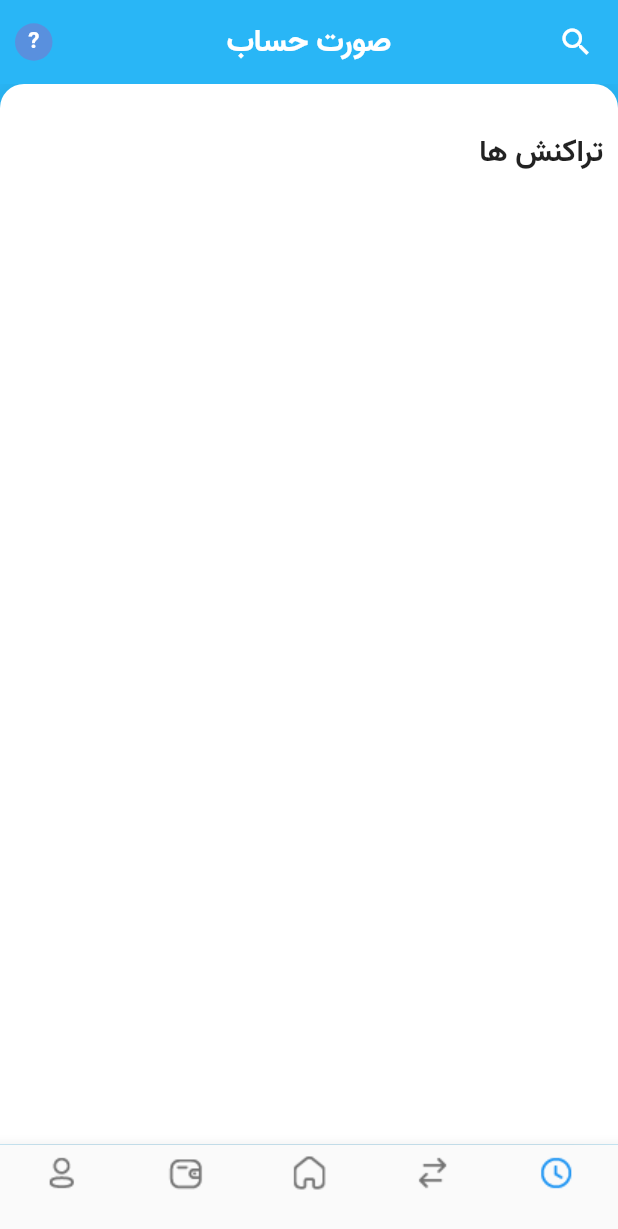
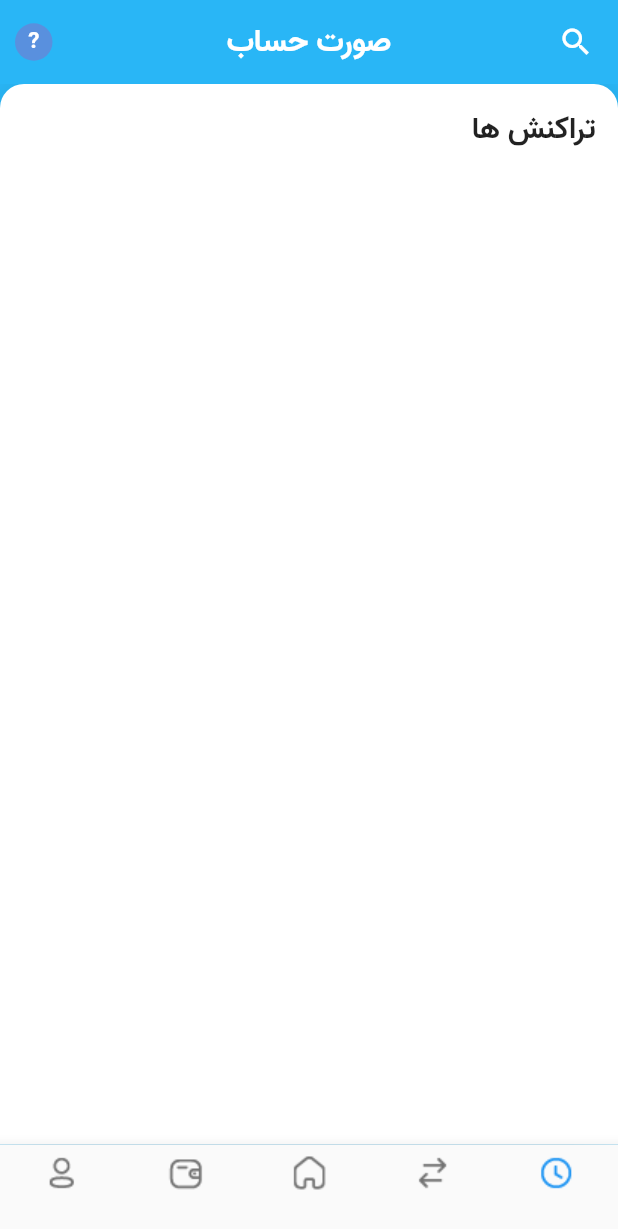
Before and after one commit to aliazimoshan/BluBank, a Flutter app: the TransactionListScreen screen opened directly, on a phone screen of 412 x 824 dp. Shown: the top 1229 px of the screen. Run offline on Flutter 3.47's test engine with Material 2 defaults, Android fonts, the phone set to English and light mode, and no system bars; drawn by our look-alikes of sliding_sheet; our stand-ins replace flip_card.

Commit message:
Edit addTransactionScreen and transactionListScreen

```diff
--- a/lib/view/screens/asal/asalScreen.dart
+++ b/lib/view/screens/asal/asalScreen.dart
@@ -1,9 +1,10 @@
 import 'package:blubank/constant/colors.dart';
-import 'package:blubank/view/screens/asal/addTransactionScreen1.dart';
+import 'package:blubank/view/screens/addTransactionScreen1.dart';
+import 'package:blubank/view/screens/transactionListScreen.dart';
 import 'package:blubank/view/widgets/textInput_widget.dart';
 import 'package:blubank/view/widgets/button_widget.dart';
 import 'package:blubank/view/widgets/card_addTransactionScreen_widget.dart';
-import 'package:blubank/view/screens/asal/transactionListScreen.dart';
+import 'package:blubank/view/screens/transactionListScreen.dart';
 import 'package:blubank/view/widgets/cardTest_widget.dart';
 import 'package:flutter/material.dart';
 
--- a/lib/view/screens/cartScreen.dart
+++ b/lib/view/screens/cartScreen.dart
@@ -1,6 +1,6 @@
 import 'package:blubank/constant/colors.dart';
 import 'package:blubank/constant/dimensions.dart';
-import 'package:blubank/view/screens/lham/profileScreen.dart';
+import 'package:blubank/view/screens/profileScreen.dart';
 import 'package:blubank/view/widgets/appBar_widget.dart';
 import 'package:blubank/view/widgets/blucard_back.dart';
 import 'package:blubank/view/widgets/blucard_front.dart';
--- a/lib/view/screens/lham/lhamScreen.dart
+++ b/lib/view/screens/lham/lhamScreen.dart
@@ -1,6 +1,6 @@
 import 'package:blubank/constant/dimensions.dart';
-import 'package:blubank/view/screens/lham/cartScreen.dart';
-import 'package:blubank/view/screens/lham/profileScreen.dart';
+import 'package:blubank/view/screens/cartScreen.dart';
+import 'package:blubank/view/screens/profileScreen.dart';
 import 'package:blubank/view/widgets/card_cartScreen_widget.dart';
 import 'package:blubank/view/widgets/contactModal_widget.dart';
 import 'package:blubank/view/widgets/rectangleCard_homeScreen_widget.dart';
--- a/lib/view/screens/transactionListScreen.dart
+++ b/lib/view/screens/transactionListScreen.dart
@@ -12,7 +12,6 @@ class TransactionListScreen extends StatefulWidget {
 
 class TransactionListScreenstate extends State<TransactionListScreen> {
   int _selectedIndex = 0;
-
   void _onItemTapped(int index) {
     setState(() {
       _selectedIndex = index;
@@ -28,7 +27,9 @@ class TransactionListScreenstate extends State<TransactionListScreen> {
         backgroundColor: Colors.lightBlue.shade400,
         icon: Icon(Icons.search_outlined),
       ),
-      body: SlidingSheet(
+      body: Stack(
+        children: [
+          SlidingSheet(
             elevation: 16,
             cornerRadius: 16,
             snapSpec: const SnapSpec(
@@ -36,10 +37,24 @@ class TransactionListScreenstate extends State<TransactionListScreen> {
               snappings: [1.0, 0.65],
               positioning: SnapPositioning.relativeToAvailableSpace,
             ),
+            headerBuilder: (context, state) {
+              return Container(
+                padding: EdgeInsets.all(15),
+                height: 56,
+                width: double.infinity,
+                child: Text(
+                  "تراکنش ها ",
+                  style: TextStyle(
+                    fontWeight: FontWeight.w700,
+                    fontSize: 20,
+                  ),
+                ),
+              );
+            },
             body: Column(
               children: [
                 Container(
-              height: BluDimensions.height(context)-112,
+                  height: BluDimensions.height(context),
                   width: BluDimensions.width(context),
                   decoration: BoxDecoration(
                     color: Colors.lightBlue[400],
@@ -50,7 +65,7 @@ class TransactionListScreenstate extends State<TransactionListScreen> {
                       mainAxisAlignment: MainAxisAlignment.center,
                       children: [
                         SizedBox(
-                      height: 20,
+                          height: 15,
                         ),
                         Text(
                           " 135,163  ریال",
@@ -64,12 +79,13 @@ class TransactionListScreenstate extends State<TransactionListScreen> {
                           style: TextStyle(color: Colors.white),
                         ),
                         SizedBox(
-                      height: 40,
+                          height: 30,
                         ),
                         buttomWidget(
                           title: "افزایش موجودی",
                           color: Colors.white,
-                      backgroundColor: BluColor.primaryColor.withOpacity(0.5),
+                          backgroundColor:
+                              BluColor.primaryColor.withOpacity(0.5),
                           icons: Icons.add,
                         ),
                         Spacer(),
@@ -81,28 +97,20 @@ class TransactionListScreenstate extends State<TransactionListScreen> {
             ),
             builder: (context, state) {
               return Container(
-              height: BluDimensions.height(context)-100,
+                  height: BluDimensions.height(context),
                   child: Padding(
                     padding: EdgeInsets.all(10),
                     child: Column(
                       crossAxisAlignment: CrossAxisAlignment.start,
                       children: [
                         SizedBox(
-                      height: 20,
-                    ),
-                    Text(
-                      "تراکنش ها ",
-                      style: TextStyle(
-                        fontWeight: FontWeight.w700,
-                        fontSize: 20,
-                      ),
+                          height: 10,
                         ),
                         SizedBox(
                           height: 10,
                         ),
                         Container(
-                      height: BluDimensions.height(context)-212,
-                      width: BluDimensions.width(context),
+                          height: BluDimensions.height(context),
                           child: ListView(
                             children: [],
                           ),
@@ -111,6 +119,8 @@ class TransactionListScreenstate extends State<TransactionListScreen> {
                     ),
                   ));
             },
+          ),
+        ],
       ),
       bottomNavigationBar: BottomNavigationBar(
         onTap: _onItemTapped,
--- a/lib/view/widgets/blucard_back.dart
+++ b/lib/view/widgets/blucard_back.dart
@@ -1,6 +1,6 @@
 import 'package:blubank/constant/colors.dart';
 import 'package:blubank/constant/dimensions.dart';
-import 'package:blubank/view/screens/lham/profileScreen.dart';
+import 'package:blubank/view/screens/profileScreen.dart';
 import 'package:blubank/view/widgets/appBar_widget.dart';
 import 'package:blubank/view/widgets/card_cartScreen_widget.dart';
 import 'package:blubank/view/widgets/cartscreen_modal_widget.dart';
--- a/lib/view/widgets/blucard_front.dart
+++ b/lib/view/widgets/blucard_front.dart
@@ -1,6 +1,6 @@
 import 'package:blubank/constant/colors.dart';
 import 'package:blubank/constant/dimensions.dart';
-import 'package:blubank/view/screens/lham/profileScreen.dart';
+import 'package:blubank/view/screens/profileScreen.dart';
 import 'package:blubank/view/widgets/appBar_widget.dart';
 import 'package:blubank/view/widgets/card_cartScreen_widget.dart';
 import 'package:blubank/view/widgets/cartscreen_modal_widget.dart';
--- a/lib/view/widgets/card_addTransactionScreen_widget.dart
+++ b/lib/view/widgets/card_addTransactionScreen_widget.dart
@@ -31,7 +31,7 @@ class CardaddTransactionScreenwidget extends StatelessWidget {
         }
       },
       child: Container(
-        margin: EdgeInsets.all(10),
+        margin: EdgeInsets.all(5),
         width: BluDimensions.width(context),
         height: 100,
         child: Row(
@@ -39,7 +39,7 @@ class CardaddTransactionScreenwidget extends StatelessWidget {
              Stack(
               children: [
                 Container(
-                  width: 55,
+                  width: 50,
                   margin: EdgeInsets.only(left: 5),
                   alignment: Alignment.bottomRight,
                   decoration: BoxDecoration(
@@ -70,7 +70,7 @@ class CardaddTransactionScreenwidget extends StatelessWidget {
               ],
             ),
              SizedBox(
-              width: 15,
+              width: 5,
             ),
             Column(
               crossAxisAlignment: CrossAxisAlignment.start,
--- a/lib/view/widgets/cartscreen_modal_widget.dart
+++ b/lib/view/widgets/cartscreen_modal_widget.dart
@@ -1,6 +1,6 @@
 import 'package:blubank/constant/dimensions.dart';
-import 'package:blubank/view/screens/lham/cartScreen.dart';
-import 'package:blubank/view/screens/lham/profileScreen.dart';
+import 'package:blubank/view/screens/cartScreen.dart';
+import 'package:blubank/view/screens/profileScreen.dart';
 import 'package:blubank/view/widgets/button_cartScreen_widget.dart';
 import 'package:blubank/view/widgets/card_cartScreen_widget.dart';
 import 'package:blubank/view/widgets/contactModal_widget.dart';
```
Also changed, not shown: lib/view/screens/addTransactionScreen1.dart (+26 -44 lines). Lines whose indentation alone changed are shown as unchanged.
